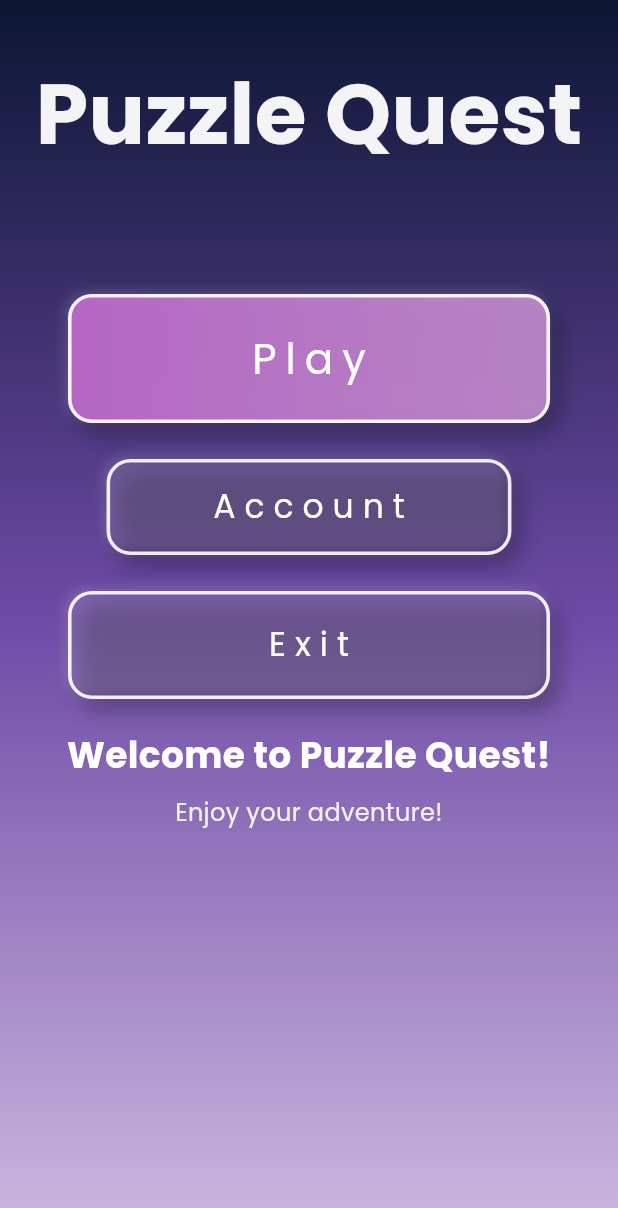
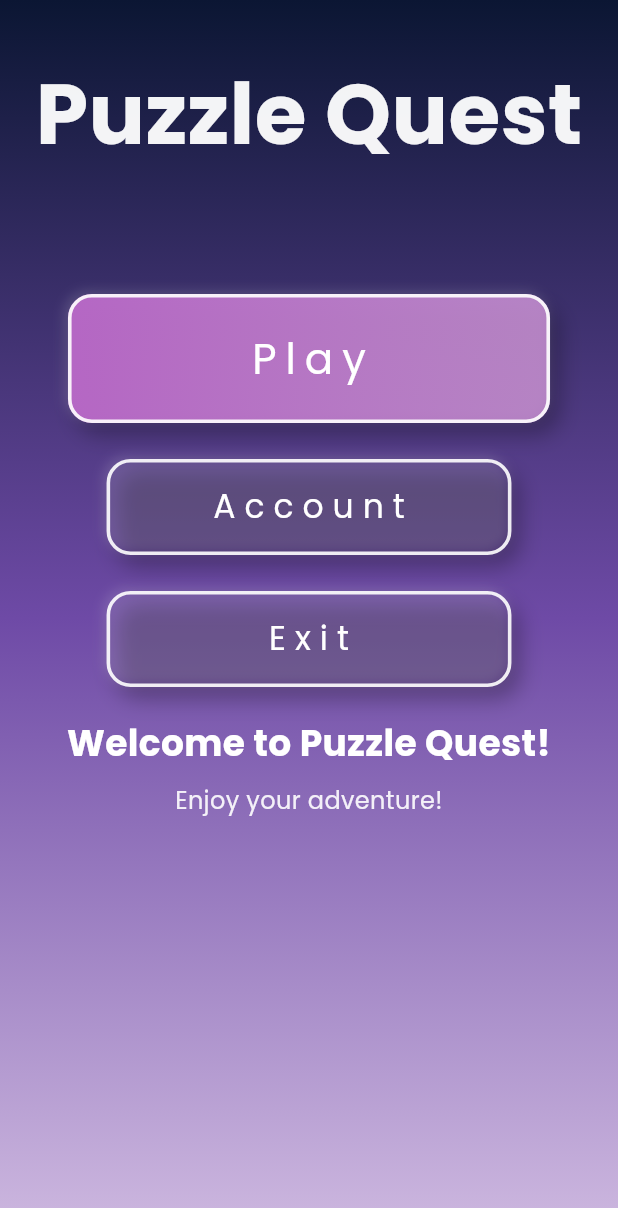
Before and after one commit to ZennXzy/Puzzle_Quest, a Flutter app: the HomeScreen screen opened by its route, on a phone screen of 412 x 824 dp. Shown: the top 1208 px of the screen. Run offline on Flutter 3.47's test engine with Material 3 defaults, Android fonts, the phone set to English and light mode, and no system bars; our stand-ins replace audioplayers, shared_preferences; accounts and stored records are empty.

Commit message:
resized the Exit Button

```diff
--- a/lib/screens/home_screen.dart
+++ b/lib/screens/home_screen.dart
@@ -76,8 +76,8 @@ class HomeScreen extends StatelessWidget {
 
                     // Exit (outlined)
                     _MenuButton(
-                      width: buttonWidth,
-                      height: 72,
+                      width: buttonWidth * 0.84,
+                      height: 64,
                       label: 'Exit',
                       filled: false,
                       onTap: () {
```
